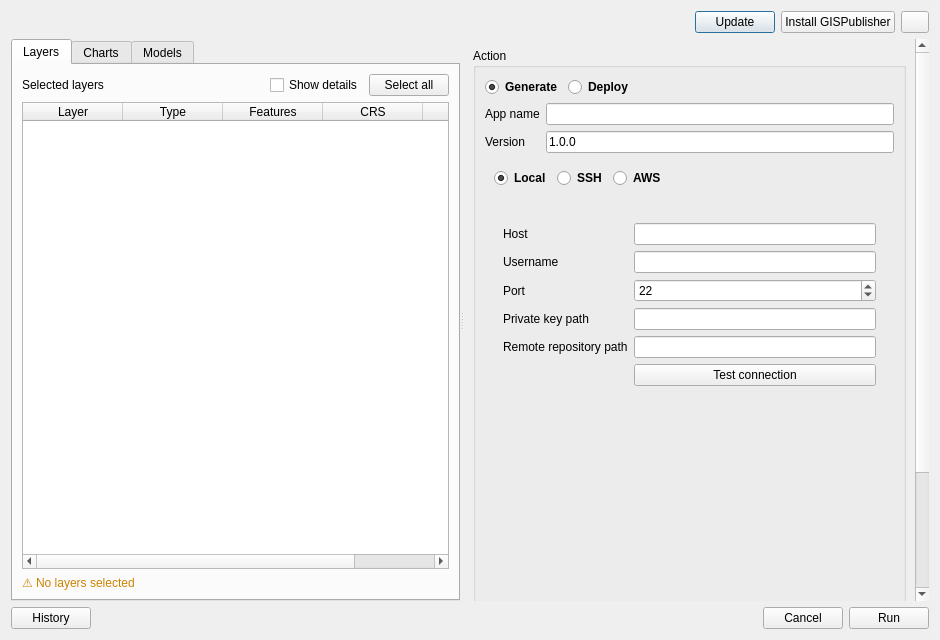
Before: the Qt Designer form dialogs/ui/gispublisher_dialog.ui in lbdudc/qgispublisher, drawn with Qt 5.
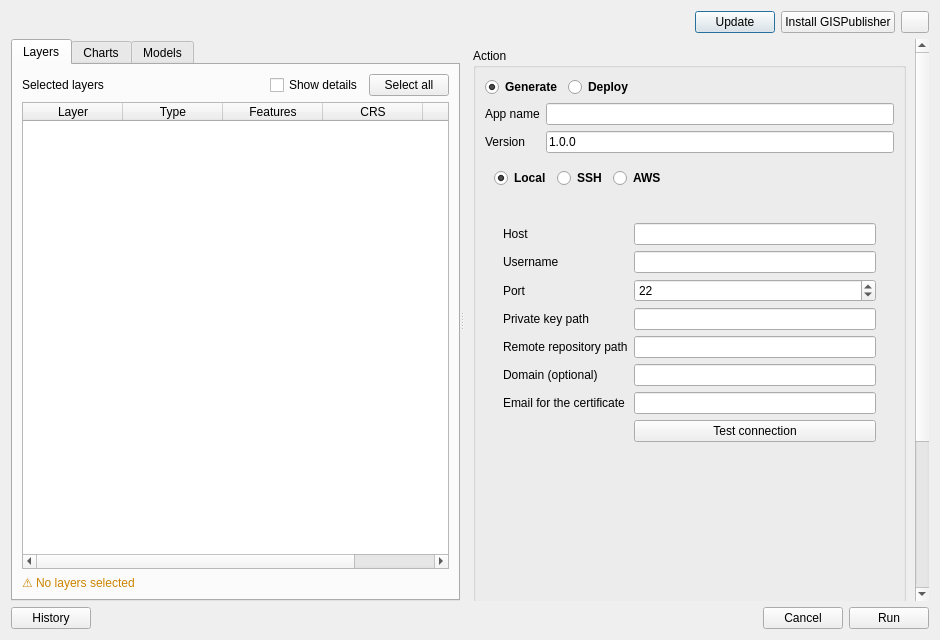
After: the same form once the commit is applied. The open tabs and pages were chosen to show the change.

Commit message:
Release 0.5.1: Hetzner/DigitalOcean, live layers, HTTPS domain, zip option, Web app tab
Requires CLI 1.8.0.

Claude-Session: https://claude.ai/code/session_01MmUFtgkHRJFD8C6G5NMX4y

```diff
--- a/dialogs/ui/gispublisher_dialog.ui
+++ b/dialogs/ui/gispublisher_dialog.ui
@@ -789,7 +789,27 @@
                    <item row="5" column="1">
                     <widget class="QLineEdit" name="sshRemoteRepoPathEdit"/>
                    </item>
+                   <item row="6" column="0">
+                    <widget class="QLabel" name="sshDomainLabel">
+                     <property name="text">
+                      <string>Domain (optional)</string>
+                     </property>
+                    </widget>
+                   </item>
                    <item row="6" column="1">
+                    <widget class="QLineEdit" name="sshDomainEdit"/>
+                   </item>
+                   <item row="7" column="0">
+                    <widget class="QLabel" name="sshEmailLabel">
+                     <property name="text">
+                      <string>Email for the certificate</string>
+                     </property>
+                    </widget>
+                   </item>
+                   <item row="7" column="1">
+                    <widget class="QLineEdit" name="sshEmailEdit"/>
+                   </item>
+                   <item row="8" column="1">
                     <widget class="QPushButton" name="sshTestConnectionButton">
                      <property name="text">
                       <string>Test connection</string>
@@ -1089,6 +1109,26 @@
                       <item row="3" column="1">
                        <widget class="QLineEdit" name="awsRemotePathEdit"/>
                       </item>
+                     <item row="4" column="0">
+                      <widget class="QLabel" name="awsDomainLabel">
+                       <property name="text">
+                        <string>Domain (optional)</string>
+                       </property>
+                      </widget>
+                     </item>
+                     <item row="4" column="1">
+                      <widget class="QLineEdit" name="awsDomainEdit"/>
+                     </item>
+                     <item row="5" column="0">
+                      <widget class="QLabel" name="awsEmailLabel">
+                       <property name="text">
+                        <string>Email for the certificate</string>
+                       </property>
+                      </widget>
+                     </item>
+                     <item row="5" column="1">
+                      <widget class="QLineEdit" name="awsEmailEdit"/>
+                     </item>
                      </layout>
                     </widget>
                    </item>
```
The commit also changes 26 other files.
